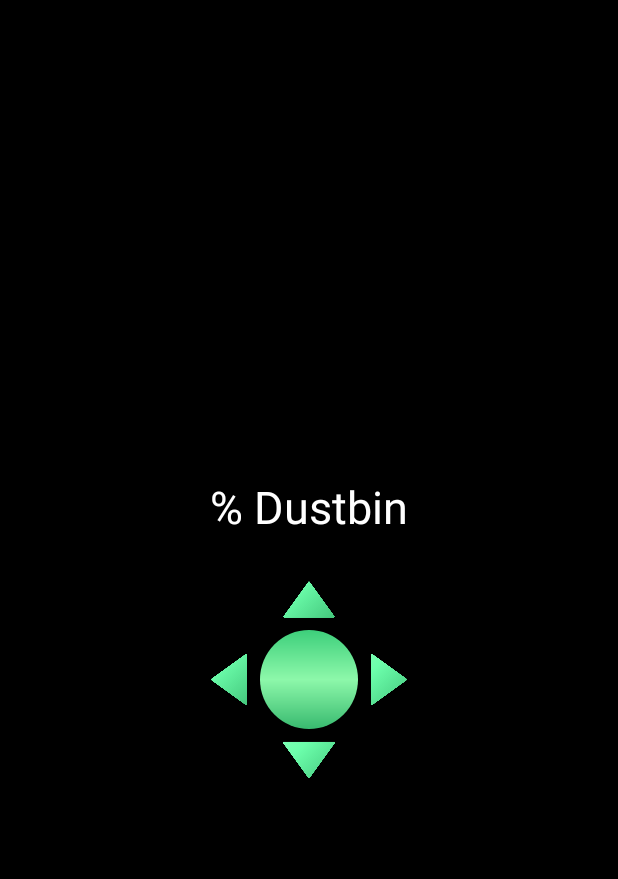
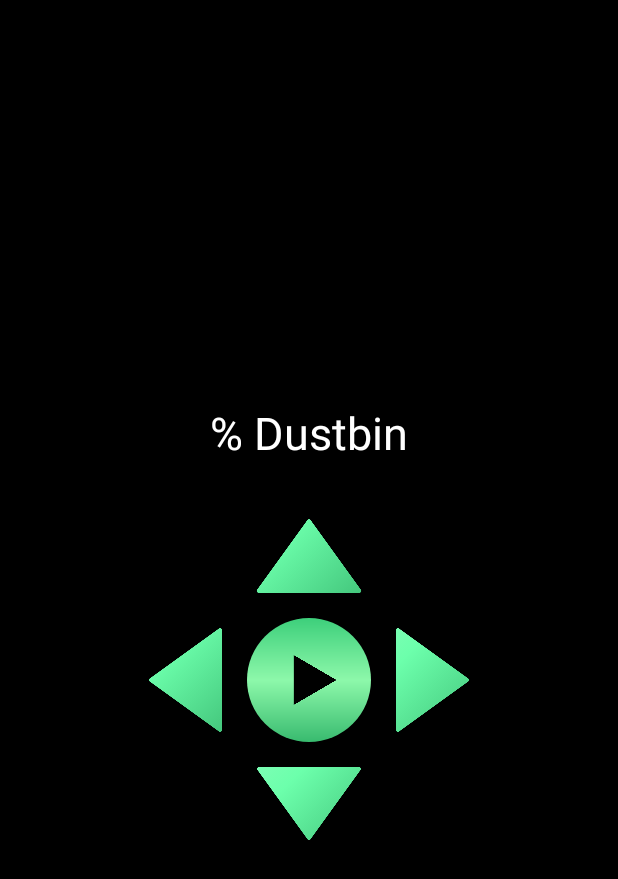
Before and after one commit to yennhiluu2112/ESPWifiController, an Android app: the layout activity_main.xml on its own in the app's theme, with its tools: preview values and no code run, on a phone screen of 412 x 824 dp. Shown: the top 879 px of the screen. Run offline under Robolectric (Android 15) with nearby library versions, the phone set to English and light mode, and no system bars.

Commit message:
tuan cmt

```diff
--- a/WifiController/app/build.gradle
+++ b/WifiController/app/build.gradle
@@ -40,4 +40,7 @@ dependencies {
     androidTestImplementation 'com.android.support.test:runner:1.0.2'
     androidTestImplementation 'com.android.support.test.espresso:espresso-core:3.0.2'
     implementation 'com.github.ybq:Android-SpinKit:1.4.0'
+    implementation ('io.socket:socket.io-client:1.0.0') {
+        exclude group: 'org.json', module: 'json'
+    }
 }
--- a/WifiController/app/src/main/res/layout/activity_main.xml
+++ b/WifiController/app/src/main/res/layout/activity_main.xml
@@ -33,11 +33,11 @@
         android:layout_height="0dp"
         android:src="@drawable/up"
         app:layout_constraintBottom_toTopOf="@+id/constraint1"
-        app:layout_constraintWidth_percent="0.1"
         app:layout_constraintDimensionRatio="1:1"
+        app:layout_constraintEnd_toEndOf="parent"
         app:layout_constraintStart_toStartOf="parent"
-        app:layout_constraintEnd_toEndOf="parent"
-        app:layout_constraintTop_toBottomOf="@+id/tv_percent"/>
+        app:layout_constraintTop_toBottomOf="@+id/tv_percent"
+        app:layout_constraintWidth_percent="0.2" />
 
     <android.support.constraint.ConstraintLayout
         android:id="@+id/constraint1"
@@ -53,41 +53,68 @@
             android:layout_width="0dp"
             android:layout_height="0dp"
             android:src="@drawable/left"
+            app:layout_constraintBottom_toBottomOf="parent"
+            app:layout_constraintDimensionRatio="1:1"
             app:layout_constraintEnd_toStartOf="@+id/btn_start"
-            app:layout_constraintWidth_percent="0.1"
-            app:layout_constraintDimensionRatio="1:1"
             app:layout_constraintHorizontal_chainStyle="packed"
             app:layout_constraintStart_toStartOf="parent"
             app:layout_constraintTop_toTopOf="parent"
-            app:layout_constraintBottom_toBottomOf="parent"/>
+            app:layout_constraintWidth_percent="0.2" />
 
         <ImageView
             android:id="@+id/btn_start"
             android:layout_width="0dp"
             android:layout_height="0dp"
-            app:layout_constraintWidth_percent="0.16"
             android:background="@drawable/layout_start_stop"
+            android:padding="40dp"
+            android:scaleType="fitCenter"
+            android:src="@drawable/stop"
+            app:layout_constraintBottom_toBottomOf="parent"
+            app:layout_constraintDimensionRatio="1:1"
             app:layout_constraintEnd_toStartOf="@+id/btn_right"
             app:layout_constraintStart_toEndOf="@+id/btn_left"
             app:layout_constraintTop_toTopOf="parent"
-            android:src="@drawable/stop"
-            android:padding="40dp"
-            android:scaleType="fitCenter"
-            app:layout_constraintDimensionRatio="1:1"
-            app:layout_constraintBottom_toBottomOf="parent"/>
+            app:layout_constraintWidth_percent="0.2" />
 
         <ImageView
             android:id="@+id/btn_right"
             android:layout_width="0dp"
             android:layout_height="0dp"
             android:src="@drawable/right"
+            app:layout_constraintBottom_toBottomOf="parent"
+            app:layout_constraintDimensionRatio="1:1"
             app:layout_constraintEnd_toEndOf="parent"
-            app:layout_constraintWidth_percent="0.1"
-            app:layout_constraintDimensionRatio="1:1"
             app:layout_constraintStart_toEndOf="@+id/btn_start"
             app:layout_constraintTop_toTopOf="parent"
-            app:layout_constraintBottom_toBottomOf="parent"
-            />
+            app:layout_constraintWidth_percent="0.2" />
+
+        <ImageView
+            android:id="@+id/iv_start"
+            android:visibility="visible"
+            android:layout_width="0dp"
+            android:layout_height="0dp"
+            app:layout_constraintBottom_toBottomOf="@id/btn_start"
+            app:layout_constraintDimensionRatio="1:1"
+            app:layout_constraintEnd_toEndOf="@id/btn_start"
+            app:layout_constraintHeight_percent="0.4"
+            app:layout_constraintHorizontal_bias="0.58"
+            app:layout_constraintStart_toStartOf="@id/btn_start"
+            app:layout_constraintTop_toTopOf="@id/btn_start"
+            app:srcCompat="@drawable/start" />
+
+        <ImageView
+            android:id="@+id/iv_stop"
+            android:layout_width="0dp"
+            android:layout_height="0dp"
+            android:visibility="gone"
+            app:layout_constraintBottom_toBottomOf="@id/btn_start"
+            app:layout_constraintDimensionRatio="1:1"
+            app:layout_constraintEnd_toEndOf="@id/btn_start"
+            app:layout_constraintHeight_percent="0.4"
+            app:layout_constraintHorizontal_bias="0.5"
+            app:layout_constraintStart_toStartOf="@id/btn_start"
+            app:layout_constraintTop_toTopOf="@id/btn_start"
+            app:srcCompat="@drawable/stop" />
 
     </android.support.constraint.ConstraintLayout>
 
@@ -97,11 +124,11 @@
         android:layout_height="0dp"
         android:src="@drawable/down"
         app:layout_constraintBottom_toBottomOf="parent"
-        app:layout_constraintWidth_percent="0.1"
         app:layout_constraintDimensionRatio="1:1"
+        app:layout_constraintEnd_toEndOf="parent"
+        app:layout_constraintStart_toStartOf="parent"
         app:layout_constraintTop_toBottomOf="@+id/constraint1"
-        app:layout_constraintStart_toStartOf="parent"
-        app:layout_constraintEnd_toEndOf="parent"/>
+        app:layout_constraintWidth_percent="0.2" />
 
 
 </android.support.constraint.ConstraintLayout>
```
Also changed, not shown: WifiController/app/src/main/AndroidManifest.xml (+5 -7 lines), WifiController/app/src/main/java/com/example/wificontroller/MainActivity.java (+86 -0 lines), WifiController/app/src/main/java/com/example/wificontroller/RepeatListener.java (added, +70 -0 lines), 1 other file.
